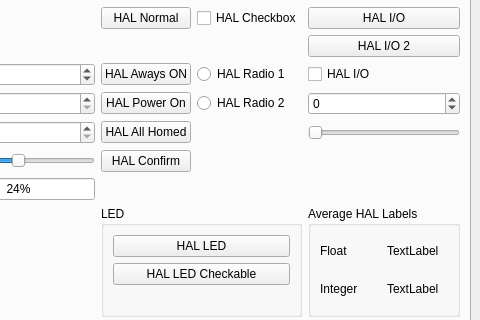
First picture: the form in examples/testgui/test.ui, repository jethornton/flexgui, before the edit; both pictures show x 378 to 858 and y 270 to 590 of the 858 by 835 pixel window.
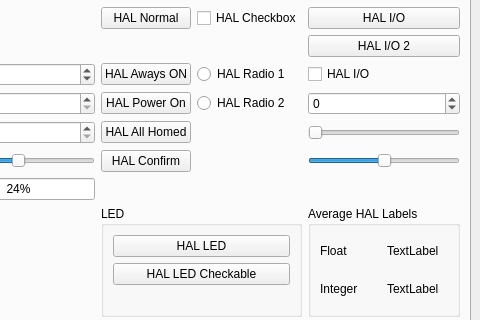
Second picture: the form after the edit.

Diff of the .ui file:
```diff
--- a/examples/testgui/test.ui
+++ b/examples/testgui/test.ui
@@ -2463,6 +2463,28 @@
           </property>
          </widget>
         </item>
+        <item row="5" column="5">
+         <widget class="QSlider" name="horizontalSlider_3">
+          <property name="minimum">
+           <number>-100</number>
+          </property>
+          <property name="maximum">
+           <number>100</number>
+          </property>
+          <property name="orientation">
+           <enum>Qt::Horizontal</enum>
+          </property>
+          <property name="function" stdset="0">
+           <string>hal_io</string>
+          </property>
+          <property name="pin_name" stdset="0">
+           <string>hal-io-s32-sd</string>
+          </property>
+          <property name="hal_type" stdset="0">
+           <string>HAL_S32</string>
+          </property>
+         </widget>
+        </item>
        </layout>
       </widget>
       <widget class="QWidget" name="tab_4">
```
Left out of the diff: 7 changed lines with no effect on the pictures.
